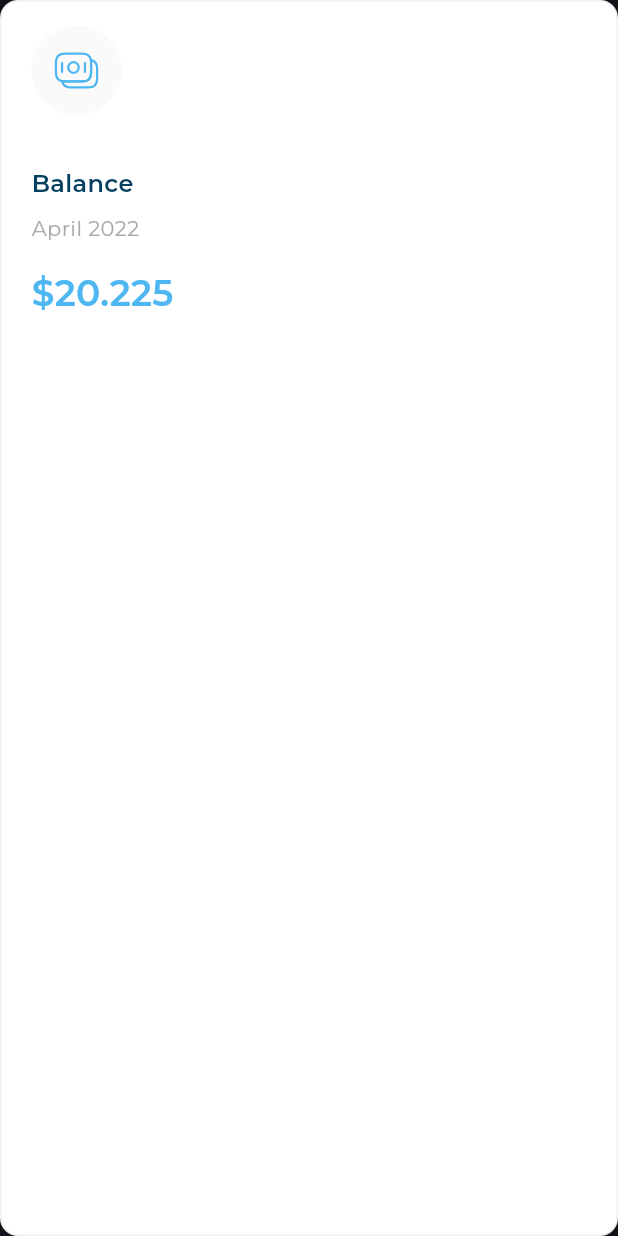
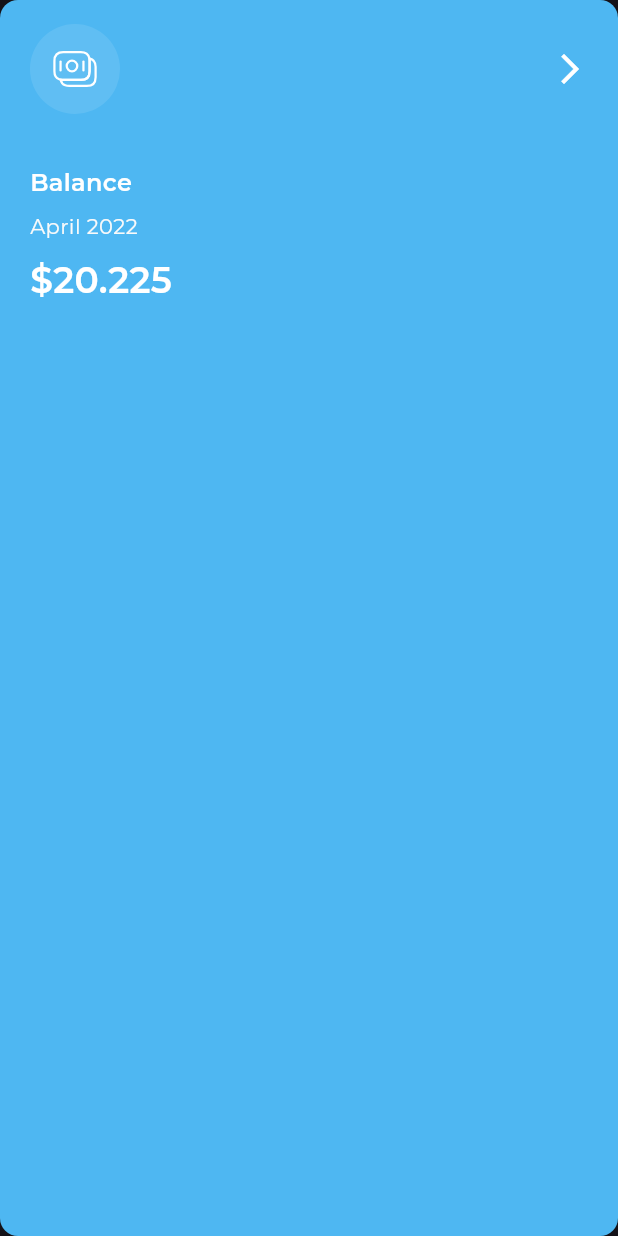
Before and after one commit to AhmedKhaled8907/responsive_ui, a Flutter app: the ActiveAllExpensesItem widget shown alone on an empty page, opened directly with sample values from the repository, on a phone screen of 412 x 824 dp. Run offline on Flutter 3.47's test engine with Material 3 defaults, Android fonts, the phone set to English and light mode, and no system bars; our stand-ins replace flutter_svg; project files that could hold a hidden picture were left out.

Commit message:
active and inactive all expenses part one

```diff
--- a/lib/views/widgets/all_expenses/all_expenses_item.dart
+++ b/lib/views/widgets/all_expenses/all_expenses_item.dart
@@ -16,6 +16,6 @@ class AllExpensesItem extends StatelessWidget {
   final bool isActive;
   @override
   Widget build(BuildContext context) {
-    return InActiveAllExpensesItem(itemModel: itemModel);
+    return ActiveAllExpensesItem(itemModel: itemModel);
   }
 }
--- a/lib/views/widgets/all_expenses/all_expenses_item_header.dart
+++ b/lib/views/widgets/all_expenses/all_expenses_item_header.dart
@@ -5,9 +5,12 @@ class AllExpensesItemHeader extends StatelessWidget {
   const AllExpensesItemHeader({
     super.key,
     required this.image,
+    this.imageBackground,
+    this.imageColor,
   });
 
   final String image;
+  final Color? imageBackground, imageColor;
 
   @override
   Widget build(BuildContext context) {
@@ -17,17 +20,27 @@ class AllExpensesItemHeader extends StatelessWidget {
         Container(
           width: 60,
           height: 60,
-          decoration: const ShapeDecoration(
-            shape: OvalBorder(),
-            color: Color(
-              0xfffafafa,
+          decoration: ShapeDecoration(
+            shape: const OvalBorder(),
+            color: imageBackground ??
+                const Color(
+                  0xfffafafa,
+                ),
+          ),
+          child: Center(
+            child: SvgPicture.asset(
+              image,
+              colorFilter: ColorFilter.mode(
+                imageColor ?? const Color(0xff4EB7F2),
+                BlendMode.srcIn,
+              ),
             ),
           ),
-          child: Center(child: SvgPicture.asset(image)),
         ),
-        const Icon(
+        Icon(
           Icons.arrow_forward_ios_outlined,
           size: 24,
+          color: imageColor == null ? const Color(0xff064061) : Colors.white,
         ),
       ],
     );
--- a/lib/views/widgets/all_expenses/inactive_and_active_all_expenses_item.dart
+++ b/lib/views/widgets/all_expenses/inactive_and_active_all_expenses_item.dart
@@ -70,33 +70,33 @@ class ActiveAllExpensesItem extends StatelessWidget {
         horizontal: 20,
       ),
       decoration: BoxDecoration(
-        border: Border.all(
-          color: const Color(0xffF1F1F1),
-          width: 1,
-        ),
         borderRadius: BorderRadius.circular(12),
-        color: Colors.white,
+        color: const Color(0xff4EB7F2),
       ),
       child: Column(
         crossAxisAlignment: CrossAxisAlignment.start,
         children: [
           AllExpensesItemHeader(
             image: itemModel.image,
+            imageBackground: Colors.white.withOpacity(0.1),
+            imageColor: Colors.white,
           ),
           const SizedBox(height: 34),
           Text(
             itemModel.title,
-            style: AppStyles.styleSemiBold16,
+            style: AppStyles.styleSemiBold16.copyWith(color: Colors.white),
           ),
           const SizedBox(height: 8),
           Text(
             itemModel.date,
-            style: AppStyles.styleRegular14,
+            style: AppStyles.styleRegular14.copyWith(
+              color: const Color(0xffFAFAFA),
+            ),
           ),
-          const SizedBox(height: 16),
+          const SizedBox(height: 8),
           Text(
             itemModel.price,
-            style: AppStyles.styleSemiBold24,
+            style: AppStyles.styleSemiBold24.copyWith(color: Colors.white),
           ),
         ],
       ),
```
